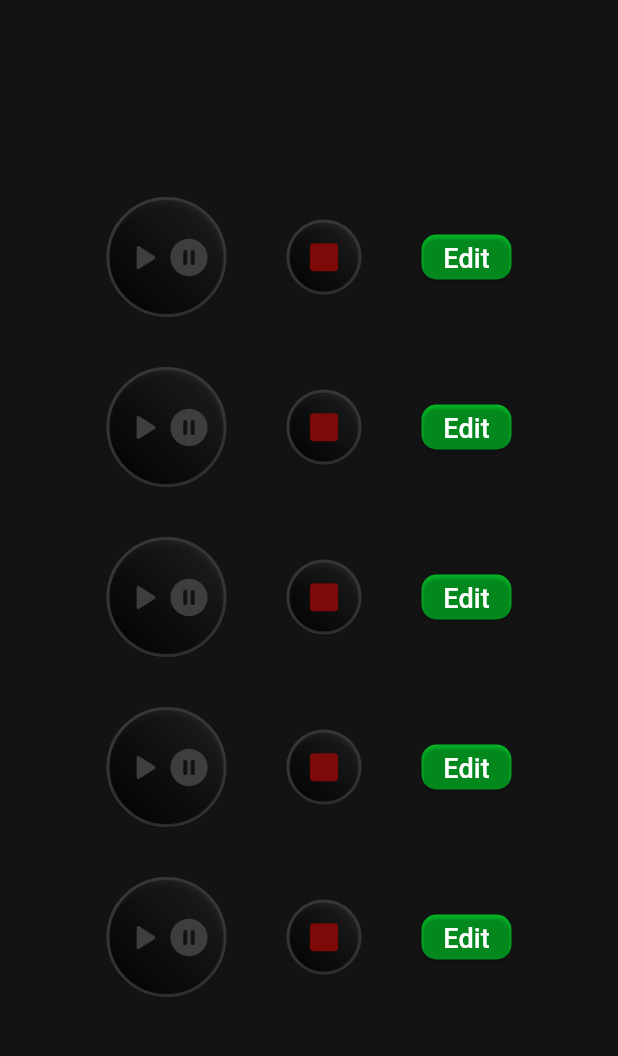
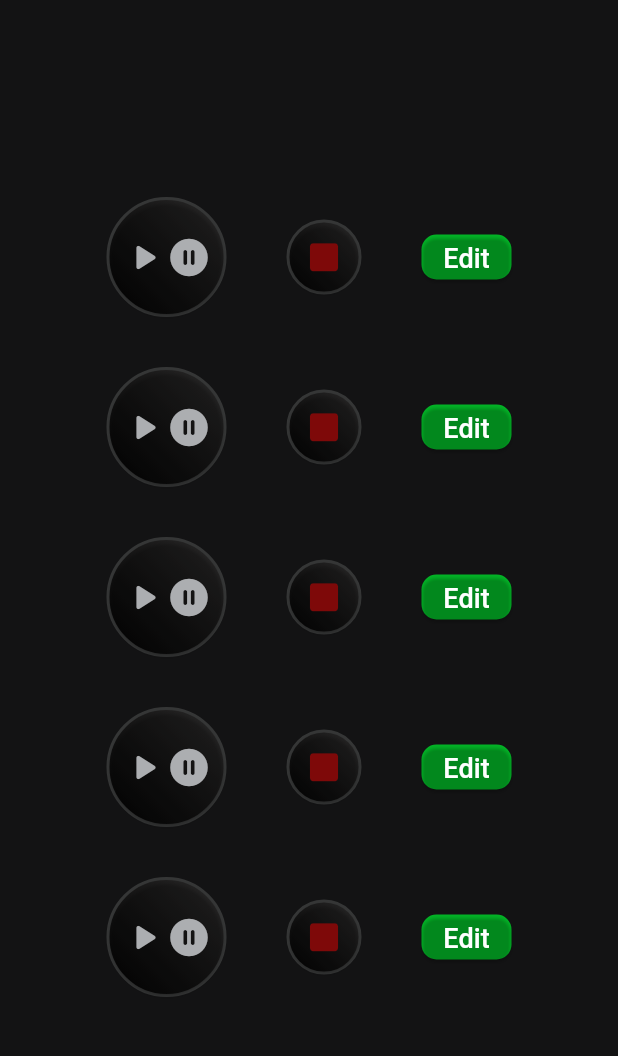
Before and after one commit to ondrey-16/Voice-Looper-Mobile-App, a Flutter app: the screen it shows after launch, on a phone screen of 412 x 824 dp, the part 63-1119 px from its top. Run offline on Flutter 3.47's test engine with Material 3 defaults, Android fonts, the phone set to English and light mode, and no system bars; our stand-ins replace go_router.

Commit message:
Added theme changing

```diff
--- a/vocal_looper_app/lib/main.dart
+++ b/vocal_looper_app/lib/main.dart
@@ -1,12 +1,19 @@
 import 'package:flutter/material.dart';
 import 'package:go_router/go_router.dart';
+import 'package:provider/provider.dart';
 import 'screens/main_screen.dart';
 import 'screens/sign_up_screen.dart';
 import 'screens/sign_in_screen.dart';
+import 'theme_change_notifier.dart';
 
 void main() {
   GoRouter.optionURLReflectsImperativeAPIs = true;
-  runApp(const MainApp());
+  runApp(
+    ChangeNotifierProvider(
+      create: (_) => ThemeChangeNotifier(),
+      child: const MainApp(),
+    ),
+  );
 }
 
 class MainApp extends StatelessWidget {
@@ -14,12 +21,16 @@ class MainApp extends StatelessWidget {
 
   @override
   Widget build(BuildContext context) {
+    final themeProvider = context.watch<ThemeChangeNotifier>();
     return MaterialApp.router(
       routerConfig: _router,
       title: 'Vocal Looper',
-      theme: ThemeData(
+      darkTheme: ThemeData(
         brightness: Brightness.dark,
         scaffoldBackgroundColor: Color.fromARGB(255, 19, 19, 20),
+        drawerTheme: DrawerThemeData(
+          backgroundColor: Color.fromARGB(255, 19, 19, 20),
+        ),
         colorScheme: const ColorScheme.dark(
           primary: Color(0xFF58A6FF),
           secondary: Color(0xFF7EE787),
@@ -31,6 +42,24 @@ class MainApp extends StatelessWidget {
           elevation: 0,
         ),
       ),
+      theme: ThemeData(
+        brightness: Brightness.light,
+        scaffoldBackgroundColor: Color.fromARGB(255, 245, 245, 245),
+        drawerTheme: DrawerThemeData(
+          backgroundColor: Color.fromARGB(255, 245, 245, 245),
+        ),
+        colorScheme: const ColorScheme.light(
+          primary: Color(0xFF58A6FF),
+          secondary: Color(0xFF7EE787),
+          surface: Color(0xFF161B22),
+          error: Color(0xFFF85149),
+        ),
+        appBarTheme: const AppBarTheme(
+          backgroundColor: Color.fromARGB(255, 245, 245, 245),
+          elevation: 0,
+        ),
+      ),
+      themeMode: (themeProvider.isDark) ? ThemeMode.dark : ThemeMode.light,
     );
   }
 }
--- a/vocal_looper_app/lib/screens/main_screen.dart
+++ b/vocal_looper_app/lib/screens/main_screen.dart
@@ -1,6 +1,8 @@
 import 'package:flutter/material.dart';
 import 'package:go_router/go_router.dart';
+import 'package:provider/provider.dart';
 import '../widgets/loop_path.dart';
+import '../theme_change_notifier.dart';
 
 class MainPage extends StatelessWidget {
   @override
@@ -25,7 +27,15 @@ class MainPage extends StatelessWidget {
             ),
             ListTile(leading: Icon(Icons.save), title: Text("Saved tracks")),
             ListTile(leading: Icon(Icons.settings), title: Text("Settings")),
-            ListTile(leading: Icon(Icons.dark_mode), title: Text("Theme")),
+            ListTile(
+              leading: Icon(
+                context.watch<ThemeChangeNotifier>().isDark
+                    ? Icons.dark_mode
+                    : Icons.light_mode,
+              ),
+              title: Text("Theme"),
+              onTap: () => context.read<ThemeChangeNotifier>().changeTheme(),
+            ),
           ],
         ),
       ),
--- /dev/null
+++ b/vocal_looper_app/lib/theme_change_notifier.dart
@@ -0,0 +1,9 @@
+import 'package:flutter/material.dart';
+
+class ThemeChangeNotifier extends ChangeNotifier {
+  bool isDark = true;
+  void changeTheme() {
+    isDark = !isDark;
+    notifyListeners();
+  }
+}
--- a/vocal_looper_app/lib/widgets/loop_path.dart
+++ b/vocal_looper_app/lib/widgets/loop_path.dart
@@ -1,4 +1,6 @@
 import 'package:flutter/material.dart';
+import 'package:provider/provider.dart';
+import '../theme_change_notifier.dart';
 
 class LoopPath extends StatelessWidget {
   @override
@@ -17,9 +19,14 @@ class LoopPath extends StatelessWidget {
                 gradient: LinearGradient(
                   begin: Alignment.bottomLeft,
                   end: Alignment.topRight,
-                  colors: [
+                  colors: context.watch<ThemeChangeNotifier>().isDark
+                      ? [
                           Color.fromARGB(255, 0, 0, 0),
                           Color.fromARGB(255, 44, 43, 43),
+                        ]
+                      : [
+                          Color.fromARGB(255, 255, 255, 255),
+                          Color.fromARGB(255, 82, 82, 82),
                         ],
                 ),
                 border: Border.all(
@@ -39,12 +46,16 @@ class LoopPath extends StatelessWidget {
                   children: [
                     Icon(
                       Icons.play_arrow_rounded,
-                      color: Color.fromARGB(255, 61, 62, 63),
+                      color: context.watch<ThemeChangeNotifier>().isDark
+                          ? Color.fromARGB(255, 172, 174, 177)
+                          : Color.fromARGB(255, 57, 57, 58),
                       size: 30,
                     ),
                     Icon(
                       Icons.pause_circle_filled_rounded,
-                      color: Color.fromARGB(255, 61, 62, 63),
+                      color: context.watch<ThemeChangeNotifier>().isDark
+                          ? Color.fromARGB(255, 172, 174, 177)
+                          : Color.fromARGB(255, 57, 57, 58),
                       size: 30,
                     ),
                   ],
@@ -61,9 +72,14 @@ class LoopPath extends StatelessWidget {
                 gradient: LinearGradient(
                   begin: Alignment.bottomLeft,
                   end: Alignment.topRight,
-                  colors: [
+                  colors: context.watch<ThemeChangeNotifier>().isDark
+                      ? [
                           Color.fromARGB(255, 0, 0, 0),
                           Color.fromARGB(255, 44, 43, 43),
+                        ]
+                      : [
+                          Color.fromARGB(255, 255, 255, 255),
+                          Color.fromARGB(255, 82, 82, 82),
                         ],
                 ),
                 border: Border.all(
@@ -80,7 +96,9 @@ class LoopPath extends StatelessWidget {
                 onPressed: /*TODO*/ () => {},
                 child: Icon(
                   Icons.square_rounded,
-                  color: Color.fromARGB(255, 126, 9, 9),
+                  color: context.watch<ThemeChangeNotifier>().isDark
+                      ? Color.fromARGB(255, 126, 9, 9)
+                      : Color.fromARGB(255, 196, 22, 22),
                   size: 25,
                 ),
               ),
--- a/vocal_looper_app/pubspec.yaml
+++ b/vocal_looper_app/pubspec.yaml
@@ -10,6 +10,7 @@ dependencies:
   flutter:
     sdk: flutter
   go_router: ^17.0.1
+  provider: ^6.1.5+1
 
 
 dev_dependencies:
```
Lines whose indentation alone changed are shown as unchanged.
